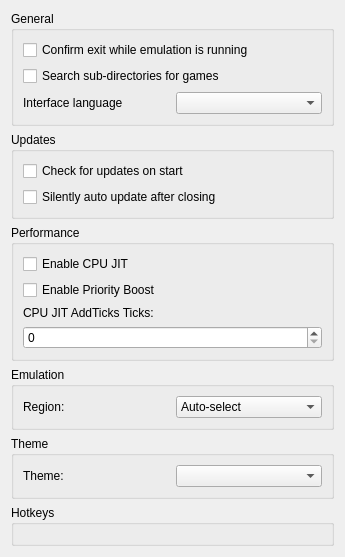
Qt form src/citra_qt/configuration/configure_general.ui (grimtnt/citra) before a commit.
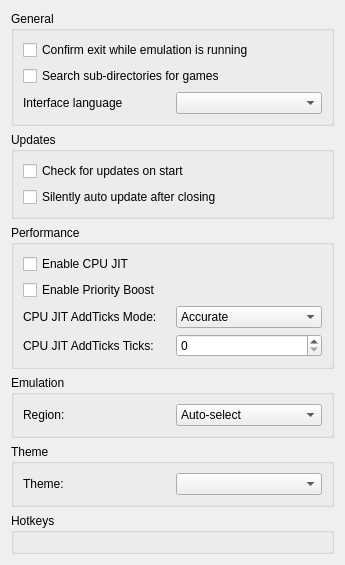
The same form after that commit. Custom widgets are drawn as their Qt base class.

Commit message: Settings: Add setting for ticks mode, implement auto ticks mode

```diff
--- a/src/citra_qt/configuration/configure_general.ui
+++ b/src/citra_qt/configuration/configure_general.ui
@@ -107,6 +107,38 @@
            </widget>
           </item>
           <item>
+           <layout class="QHBoxLayout" name="horizontalLayout_9">
+            <item>
+             <widget class="QLabel" name="label_ticks_mode">
+              <property name="text">
+               <string>CPU JIT AddTicks Mode:</string>
+              </property>
+             </widget>
+            </item>
+            <item>
+             <widget class="QComboBox" name="combo_ticks_mode">
+              <item>
+               <property name="text">
+                <string>Accurate</string>
+               </property>
+              </item>
+              <item>
+               <property name="text">
+                <string>Auto</string>
+               </property>
+              </item>
+              <item>
+               <property name="text">
+                <string>Fixed</string>
+               </property>
+              </item>
+             </widget>
+            </item>
+           </layout>
+          </item>
+          <item>
+           <layout class="QHBoxLayout" name="horizontalLayout_8">
+            <item>
            <widget class="QLabel" name="label_ticks">
             <property name="text">
              <string>CPU JIT AddTicks Ticks:</string>
@@ -119,6 +151,8 @@
              <number>999999999</number>
             </property>
            </widget>
+            </item>
+           </layout>
           </item>
          </layout>
         </item>
```
Lines whose indentation alone changed are shown as unchanged. The commit also changes 7 other files.
